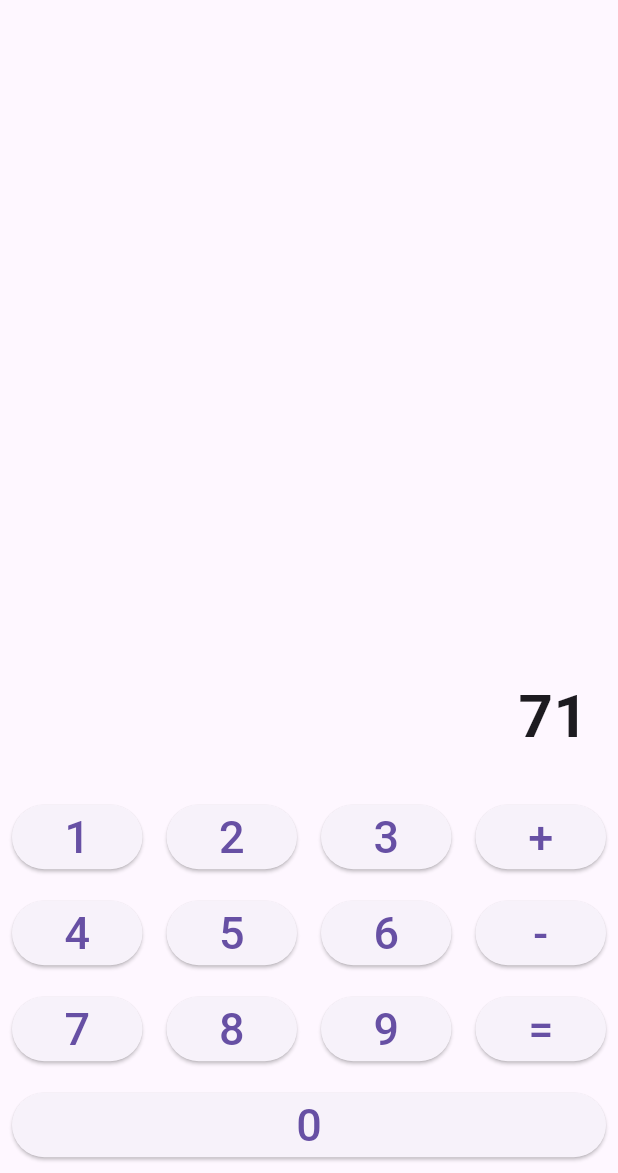
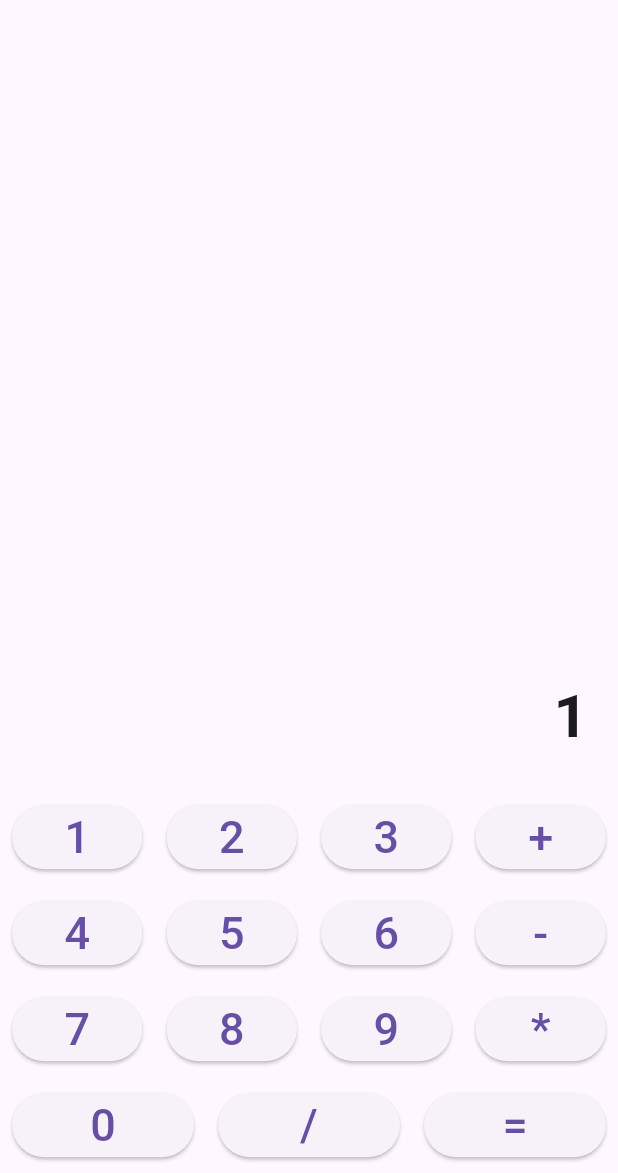
Before and after one commit to gkstl119/calculator_app, a Flutter app: the screen it shows after launch, after a tap on an icon or button, on a phone screen of 412 x 824 dp, the part 63-1236 px from its top. Run offline on Flutter 3.47's test engine with Material 3 defaults, Android fonts, the phone set to English and light mode, and no system bars.

```diff
--- a/lib/main.dart
+++ b/lib/main.dart
@@ -26,7 +26,7 @@ class _CalculatorHomeState extends State<CalculatorHome> {
 
   void buttonPressed(String value) {
     setState(() {
-      if (value == '+' || value == '-') {
+      if (value == '+' || value == '-' || value == '*' || value == '/') {
         num1 = double.parse(displayText);
         operator = value;
         displayText = '';
@@ -36,6 +36,14 @@ class _CalculatorHomeState extends State<CalculatorHome> {
           displayText = (num1 + num2).toString();
         } else if (operator == '-') {
           displayText = (num1 - num2).toString();
+        } else if (operator == '*') {
+          displayText = (num1 * num2).toString();
+        } else if (operator == '/') {
+          if (num2 != 0) {
+            displayText = (num1 / num2).toString();
+          } else {
+            displayText = 'Error'; // Handle division by zero
+          }
         }
       } else {
         displayText += value; // Concatenate numbers
@@ -61,7 +69,7 @@ class _CalculatorHomeState extends State<CalculatorHome> {
               ),
             ),
           ),
-          // Number Buttons
+          // Number Buttons and Operators
           Row(
             children: [
               buildButton("1"),
@@ -83,12 +91,14 @@ class _CalculatorHomeState extends State<CalculatorHome> {
               buildButton("7"),
               buildButton("8"),
               buildButton("9"),
-              buildButton("="),
+              buildButton("*"),
             ],
           ),
           Row(
             children: [
               buildButton("0"),
+              buildButton("/"),
+              buildButton("="),
             ],
           ),
         ],
```
